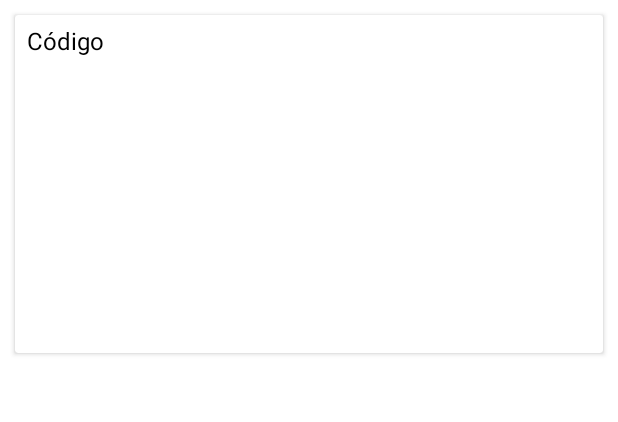
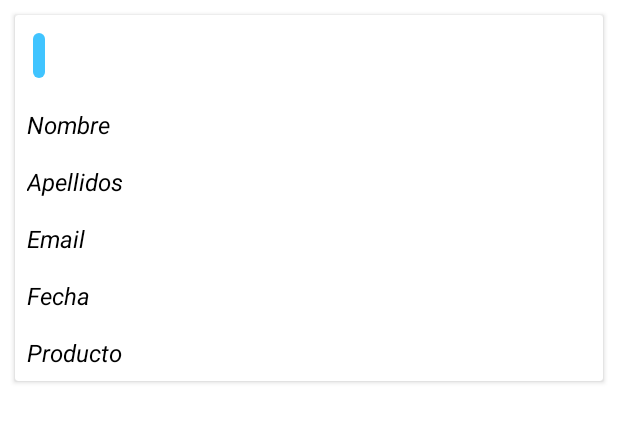
Before and after one commit to JorgeGalingP/android-appointments, an Android app: the layout item_appointment.xml on its own in the app's theme, with its tools: preview values and no code run, on a phone screen of 412 x 824 dp. Shown: the top 422 px of the screen. Run offline under Robolectric (Android 15) with nearby library versions, the phone set to English and light mode, and no system bars.

Commit message:
Updated item_appointment.xml design

```diff
--- a/app/src/main/java/com/ldm/cogetucita/adapters/AppointmentAdapter.java
+++ b/app/src/main/java/com/ldm/cogetucita/adapters/AppointmentAdapter.java
@@ -72,22 +72,22 @@ public class AppointmentAdapter extends RecyclerView.Adapter<AppointmentAdapter.
 
         // set TextViews
         TextView textViewId = holder.idTextView;
-        textViewId.setText(String.valueOf(appointment.getId()));
+        textViewId.setText("#" + appointment.getId());
 
         TextView textViewName = holder.nameTextView;
-        textViewName.setText("Nombre: " + appointment.getName());
+        textViewName.setText(appointment.getName());
 
         TextView textViewSurname = holder.surnameTextView;
-        textViewSurname.setText("Apellidos: " + appointment.getSurname());
+        textViewSurname.setText(appointment.getSurname());
 
         TextView textViewEmail = holder.emailTextView;
-        textViewEmail.setText("Email: " + appointment.getEmail());
+        textViewEmail.setText(appointment.getEmail());
 
         TextView textViewDate = holder.dateTextView;
-        textViewDate.setText("Fecha: " + appointment.getDate());
+        textViewDate.setText(appointment.getDate());
 
         TextView textViewProduct = holder.productTextView;
-        textViewProduct.setText("Producto: " + appointment.getProduct().toString());
+        textViewProduct.setText(appointment.getProduct().toString());
 
     }
 
--- a/app/src/main/java/com/ldm/cogetucita/models/Product.java
+++ b/app/src/main/java/com/ldm/cogetucita/models/Product.java
@@ -64,12 +64,6 @@ public class Product {
 
     @Override
     public String toString() {
-        return name + " con precio de " + price + " euros.";
-    }
-
-    public String toMessage() {
-        return "Has seleccionado el producto " + id +
-                " (" + name + ")" +
-                " con un precio de " + price + " euros.";
+        return name + " con precio de " + price + " euros";
     }
 }
--- /dev/null
+++ b/app/src/main/res/drawable/id_textview_shape.xml
@@ -0,0 +1,8 @@
+<?xml version="1.0" encoding="utf-8"?>
+<shape xmlns:android="http://schemas.android.com/apk/res/android" android:shape="rectangle">
+    <corners android:radius="56dp" />
+
+    <solid android:color="@color/colorPrimary" />
+
+    <padding android:bottom="4dp" android:left="4dp" android:right="4dp" android:top="4dp" />
+</shape>
--- a/app/src/main/res/layout/item_appointment.xml
+++ b/app/src/main/res/layout/item_appointment.xml
@@ -16,83 +16,159 @@
                 android:layout_height="match_parent"
                 android:id="@+id/firstRowIdLayout">
             <TextView
-                    android:text="@string/item_appointment_id"
+                    android:layout_width="wrap_content"
+                    android:layout_height="wrap_content"
+                    android:id="@+id/idTextView"
+                    android:textSize="16sp"
+                    android:textStyle="italic"
+                    android:textColor="@android:color/white"
+                    android:layout_margin="12dp"
+                    android:background="@drawable/id_textview_shape"/>
+        </LinearLayout>
+        <LinearLayout
+                android:orientation="horizontal"
+                android:layout_width="match_parent"
+                android:layout_height="match_parent"
+                android:id="@+id/secondRowNameLayout"
+                app:layout_constraintTop_toBottomOf="@+id/firstRowIdLayout">
+
+            <TextView
+                    android:text="@string/item_appointment_name"
                     android:layout_width="0dp"
                     android:layout_height="wrap_content"
-                    android:id="@+id/textIdTextView"
-                    android:layout_weight="2"
+                    android:id="@+id/textNameTextView"
+                    android:layout_weight="1"
                     android:textSize="16sp"
+                    android:textStyle="italic"
                     android:textColor="@android:color/black"
-                    android:paddingStart="8dp"
-                    android:paddingLeft="8dp"
+                    android:padding="8dp"
                     android:gravity="start"/>
+
             <TextView
-                    android:id="@+id/idTextView"
+                    android:id="@+id/nameTextView"
                     android:layout_width="0dp"
                     android:layout_height="wrap_content"
                     android:layout_weight="2"
                     android:padding="8dp"
-                    android:textSize="14sp"
+                    android:textSize="16sp"
                     android:textColor="@android:color/darker_gray"
-                    android:paddingEnd="8dp"
-                    android:paddingRight="8dp"
-                    android:gravity="end"/>
+                    android:gravity="start"/>
         </LinearLayout>
         <LinearLayout
-                android:orientation="vertical"
+                android:orientation="horizontal"
                 android:layout_width="match_parent"
                 android:layout_height="match_parent"
-                app:layout_constraintTop_toBottomOf="@+id/firstRowIdLayout">
+                android:id="@+id/thirdRowNameLayout"
+                app:layout_constraintTop_toBottomOf="@+id/secondRowNameLayout">
+
             <TextView
-                    android:id="@+id/nameTextView"
-                    android:layout_width="wrap_content"
+                    android:text="@string/item_appointment_surname"
+                    android:layout_width="0dp"
                     android:layout_height="wrap_content"
+                    android:id="@+id/textSurnameTextView"
+                    android:layout_weight="1"
+                    android:textSize="16sp"
+                    android:textStyle="italic"
+                    android:textColor="@android:color/black"
                     android:padding="8dp"
-                    android:gravity="start"
+                    android:gravity="start"/>
+
+            <TextView
+                    android:id="@+id/surnameTextView"
+                    android:layout_width="0dp"
+                    android:layout_height="wrap_content"
+                    android:layout_weight="2"
+                    android:padding="8dp"
                     android:textSize="16sp"
                     android:textColor="@android:color/darker_gray"
-                    app:layout_constraintStart_toStartOf="@id/firstRowIdLayout"
-                    app:layout_constraintTop_toBottomOf="@id/firstRowIdLayout"/>
+                    android:gravity="start"/>
+        </LinearLayout>
+        <LinearLayout
+                android:orientation="horizontal"
+                android:layout_width="match_parent"
+                android:layout_height="match_parent"
+                android:id="@+id/fourthRowNameLayout"
+                app:layout_constraintTop_toBottomOf="@+id/thirdRowNameLayout">
+
             <TextView
-                    android:id="@+id/surnameTextView"
-                    android:layout_width="wrap_content"
+                    android:text="@string/item_appointment_email"
+                    android:layout_width="0dp"
                     android:layout_height="wrap_content"
+                    android:id="@+id/textEmailTextView"
+                    android:layout_weight="1"
+                    android:textSize="16sp"
+                    android:textStyle="italic"
+                    android:textColor="@android:color/black"
                     android:padding="8dp"
-                    android:gravity="start"
+                    android:gravity="start"/>
+
+            <TextView
+                    android:id="@+id/emailTextView"
+                    android:layout_width="0dp"
+                    android:layout_height="wrap_content"
+                    android:layout_weight="2"
+                    android:padding="8dp"
                     android:textSize="16sp"
                     android:textColor="@android:color/darker_gray"
-                    app:layout_constraintStart_toStartOf="@id/nameTextView"
-                    app:layout_constraintTop_toBottomOf="@id/nameTextView"/>
+                    android:gravity="start"/>
+        </LinearLayout>
+        <LinearLayout
+                android:orientation="horizontal"
+                android:layout_width="match_parent"
+                android:layout_height="match_parent"
+                android:id="@+id/fifthRowNameLayout"
+                app:layout_constraintTop_toBottomOf="@+id/fourthRowNameLayout">
+
             <TextView
-                    android:id="@+id/emailTextView"
-                    android:layout_width="wrap_content"
+                    android:text="@string/item_appointment_date"
+                    android:layout_width="0dp"
                     android:layout_height="wrap_content"
+                    android:id="@+id/textDateTextView"
+                    android:layout_weight="1"
+                    android:textSize="16sp"
+                    android:textStyle="italic"
+                    android:textColor="@android:color/black"
                     android:padding="8dp"
-                    android:gravity="start"
+                    android:gravity="start"/>
+
+            <TextView
+                    android:id="@+id/dateTextView"
+                    android:layout_width="0dp"
+                    android:layout_height="wrap_content"
+                    android:layout_weight="2"
+                    android:padding="8dp"
                     android:textSize="16sp"
                     android:textColor="@android:color/darker_gray"
-                    app:layout_constraintStart_toStartOf="@id/surnameTextView"
-                    app:layout_constraintTop_toBottomOf="@id/surnameTextView"/>
+                    android:gravity="start"/>
+        </LinearLayout>
+        <LinearLayout
+                android:orientation="horizontal"
+                android:layout_width="match_parent"
+                android:layout_height="match_parent"
+                android:id="@+id/sixthRowNameLayout"
+                app:layout_constraintTop_toBottomOf="@+id/fifthRowNameLayout">
+
             <TextView
-                    android:id="@+id/dateTextView"
-                    android:layout_width="wrap_content"
+                    android:text="@string/item_appointment_product"
+                    android:layout_width="0dp"
                     android:layout_height="wrap_content"
+                    android:id="@+id/textProductTextView"
+                    android:layout_weight="1"
+                    android:textSize="16sp"
+                    android:textStyle="italic"
+                    android:textColor="@android:color/black"
                     android:padding="8dp"
-                    android:gravity="start"
+                    android:gravity="start"/>
+
+            <TextView
+                    android:id="@+id/productTextView"
+                    android:layout_width="0dp"
+                    android:layout_height="wrap_content"
+                    android:layout_weight="2"
+                    android:padding="8dp"
                     android:textSize="16sp"
                     android:textColor="@android:color/darker_gray"
-                    app:layout_constraintStart_toStartOf="@id/emailTextView"
-                    app:layout_constraintTop_toBottomOf="@id/emailTextView"/>
-            <TextView
-                    android:id="@+id/productTextView"
-                    android:layout_width="wrap_content"
-                    android:layout_height="wrap_content"
-                    android:padding="8dp"
-                    android:gravity="start"
-                    android:textSize="16sp"
-                    android:textColor="@android:color/darker_gray"
-                    app:layout_constraintStart_toStartOf="@id/dateTextView"
-                    app:layout_constraintTop_toBottomOf="@id/dateTextView"/>
+                    android:gravity="start"/>
         </LinearLayout>
     </androidx.constraintlayout.widget.ConstraintLayout>
 </androidx.cardview.widget.CardView>
--- a/app/src/main/res/values/strings.xml
+++ b/app/src/main/res/values/strings.xml
@@ -10,5 +10,9 @@
     <string name="registry_date">Seleccionar fecha de la cita…</string>
     <string name="registry_message_sucess">Registrado correctamente</string>
     <string name="registry_message_fail">Faltan datos requeridos</string>
-    <string name="item_appointment_id">Código</string>
+    <string name="item_appointment_name">Nombre</string>
+    <string name="item_appointment_surname">Apellidos</string>
+    <string name="item_appointment_email">Email</string>
+    <string name="item_appointment_date">Fecha</string>
+    <string name="item_appointment_product">Producto</string>
 </resources>
```
